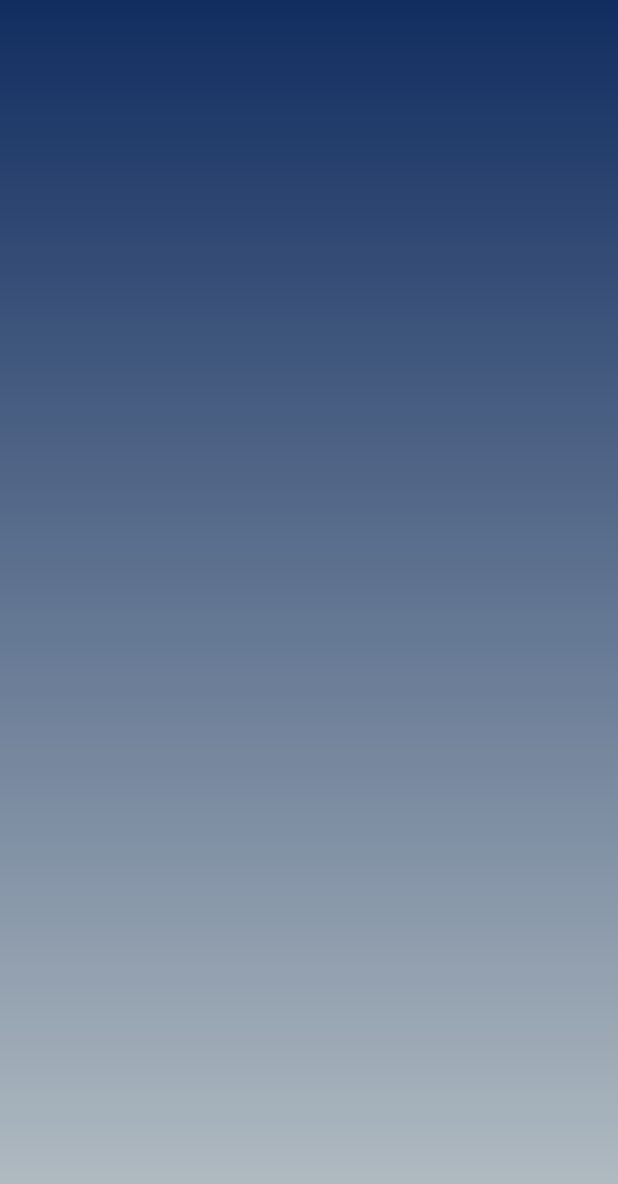
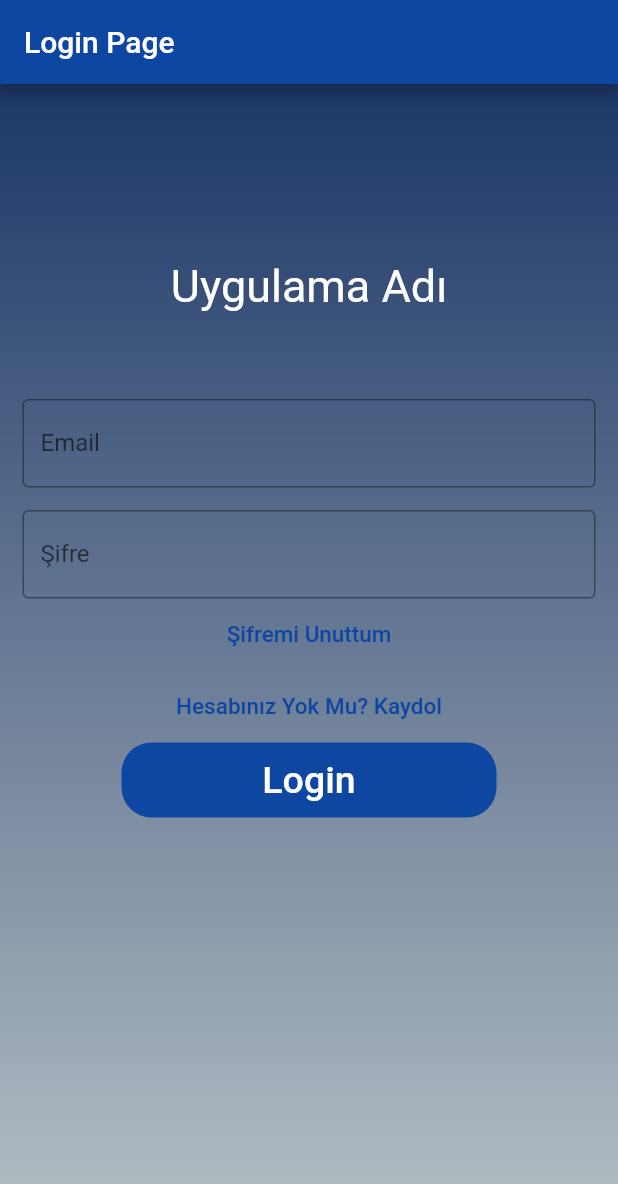
Before and after one commit to bernademir/Movie-Fragment, a Flutter app: the LoginView screen opened directly, on a phone screen of 412 x 824 dp. Shown: the top 1184 px of the screen. Run offline on Flutter 3.47's test engine with Material 2 defaults, Android fonts, the light colour scheme and no system bars.

Commit message:
Login Page

```diff
--- a/lib/main.dart
+++ b/lib/main.dart
@@ -1,5 +1,7 @@
 import 'package:flutter/material.dart';
 import 'package:movie_fragment/ui/view/homePageView.dart';
+import 'package:movie_fragment/ui/view/movieDetailView.dart';
+import 'package:movie_fragment/ui/view/loginView.dart';
 
 void main() {
   runApp(MyApp());
@@ -11,7 +13,7 @@ class MyApp extends StatelessWidget {
     return MaterialApp(
       debugShowCheckedModeBanner: false,
       title: 'Flutter Demo',
-      home: HomePageView(),
+      home: LoginView(),
     );
   }
 }
--- a/lib/ui/view/loginView.dart
+++ b/lib/ui/view/loginView.dart
@@ -13,8 +13,83 @@ class LoginViewState extends State<LoginView> {
   Widget build(BuildContext context) {
     return ContainerGradient.bgGradient(
       Scaffold(
-        backgroundColor: Colors.transparent,
+      backgroundColor: Colors.transparent,
+      appBar: AppBar(
+        title: Text("Login Page"),
+        backgroundColor: Colors.blue.shade900,
       ),
+      body: SingleChildScrollView(
+        child: Column(
+          children: <Widget>[
+            Padding(
+              padding: const EdgeInsets.only(top: 60.0),
+              child: Center(
+                child: Container(
+                    width: 200,
+                    height: 150,
+                    child: Center(
+                      child: Text(
+                        "Uygulama Adı",
+                        style: TextStyle(color: Colors.white, fontSize: 30),
+                      )
+                    ),
+                  ),
+              ),
+            ),
+            Padding(
+              padding: EdgeInsets.symmetric(horizontal: 15),
+              child: TextField(
+                decoration: InputDecoration(
+                    border: OutlineInputBorder(),
+                    labelText: 'Email',
+                    hintText: 'Email'
+                  ),
+              ),
+            ),
+            Padding(
+              padding: const EdgeInsets.only(
+                  left: 15.0, right: 15.0, top: 15, bottom: 0),
+              child: TextField(
+                obscureText: true,
+                decoration: InputDecoration(
+                    border: OutlineInputBorder(),
+                    labelText: 'Şifre',
+                    hintText: 'Şifre'
+                  )
+              ),
+            ),
+            TextButton(
+              onPressed: () => {},
+              child: Text(
+                'Şifremi Unuttum',
+                style: TextStyle(color: Colors.blue.shade900, fontSize: 15),
+              ),
+            ),
+            TextButton(
+              onPressed: () => {},
+              child: Text(
+                'Hesabınız Yok Mu? Kaydol',
+                style: TextStyle(color: Colors.blue.shade900, fontSize: 15)
+              )
+            ),
+            Container(
+              height: 50,
+              width: 250,
+              decoration: BoxDecoration(
+                  color: Colors.blue.shade900, borderRadius: BorderRadius.circular(20)),
+              child: TextButton(
+                onPressed: () => {},
+                child: Text(
+                  'Login',
+                  style: TextStyle(color: Colors.white, fontSize: 25),
+                ),
+              ),
+            ),
+
+          ],
+        ),
+      ),
+    )
     );
   }
 }
```
